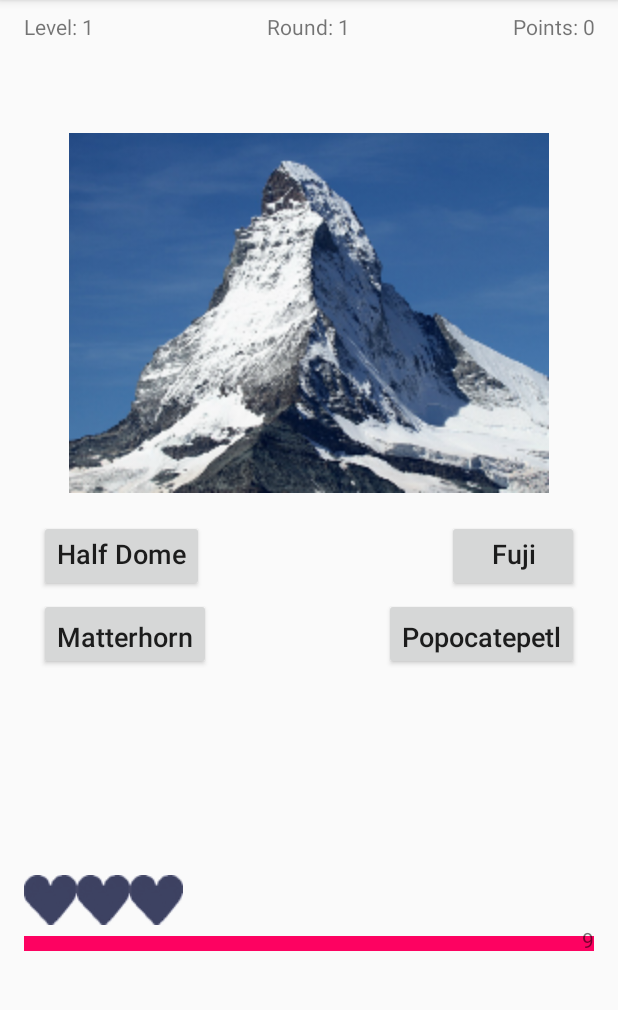
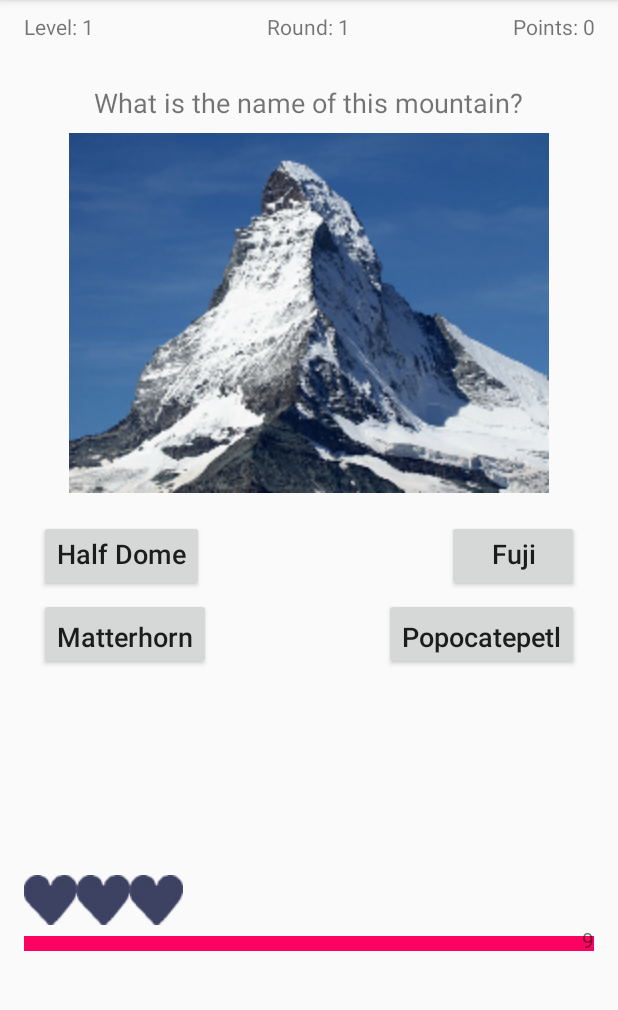
Before and after one commit to kathrin77/QuickPic, an Android app: the StartActivity screen opened directly, with no data from a screen before it, after a tap on "Start mountain quiz!", on a phone screen of 412 x 824 dp, the part 84-1094 px from its top. Run offline under Robolectric (Android 15) with nearby library versions, the phone set to English and light mode, and no system bars.

Commit message:
Fragen & Antworten grob übersetzt

```diff
--- a/app/src/main/java/com/example/quickpic/Quickpic.java
+++ b/app/src/main/java/com/example/quickpic/Quickpic.java
@@ -1,4 +1,8 @@
 package com.example.quickpic;
+
+import android.content.Context;
+
+import java.util.Locale;
 
 /**
  * Created by kathr on 05.02.2018.
@@ -15,6 +19,8 @@ public class Quickpic {
     String img_resource;
     char topic;
     String[][] answer;
+
+
 
     //Mountains
     String[][] m = {
@@ -33,6 +39,24 @@ public class Quickpic {
             {"img_tablemountain","Table Mountain","1085 m","South Africa"}, //dt. Tafelberg
             {"img_uluru","Uluru","863 m","Australia"},
             {"img_zugspitze","Zugspitze","2962 m","Germany"}};
+
+    //Berge
+    String[][] m_de = {
+            {"img_amadablam","Ama Dablam","6812 m","Nepal"},
+            {"img_dreizinnen","Drei Zinnen","2999 m","Italien"},
+            {"img_everest","Mount Everest","8848 m","Nepal/China"},
+            {"img_fitzroy","Fitz Roy","3395 m","Argentinien"},
+            {"img_fuji","Fuji","3776 m","Japan"},
+            {"img_halfdome","Half Dome","2694 m","USA"},
+            {"img_huashan","Hua Shan","2155 m","China"},
+            {"img_illimani", "Illimani", "6438 m", "Bolivien"},
+            {"img_kilimanjaro","Kilimanjaro","5895 m","Tansania"},
+            {"img_matterhorn","Matterhorn","4478 m","Schweiz"},
+            {"img_paodeacucar", "Zuckerhut", "396 m", "Brasilien"},
+            {"img_popocatepetl","Popocatepetl","5426 m","Mexiko"},
+            {"img_tablemountain","Tafelberg","1085 m","Südafrika"},
+            {"img_uluru","Uluru","863 m","Australien"},
+            {"img_zugspitze","Zugspitze","2962 m","Deutschland"}};
 
     //Marine animals:
     String[][] f = {
@@ -53,6 +77,26 @@ public class Quickpic {
             {"img_whiteshark",  "White Shark",  "6,4 m",    "1.100 kg"}
     };
 
+    //Meerestiere
+    String[][] f_de = {
+            {"img_beluga",      "Beluga",       "4,5 m",    "1'400 kg"},
+            {"img_blowfish",    "Kugelfisch",     "35 cm",    "13,5 kg"},
+            {"img_bullshark",   "Bullenhai",   "1,8 m",    "130 kg"},
+            {"img_clownfish",   "Clownfisch",    "8 cm",     "250 g"},
+            {"img_eaglerays",   "Adlerrochen",    "9,1 m",    "1'600 kg"},
+            {"img_finnwhale",   "Finnwal",   "27 m",     "bis zu 80 t"},
+            {"img_goldfish",    "Goldfisch",     "30 cm",    "bis 3 kg"},
+            {"img_hammerhead",  "Hammerhai",   "6,1 m",    "450 kg"},
+            {"img_humpbackwhale","Buckelwal","16 m",   "30'000 kg"},
+            {"img_orca",        "Orca",   "8 m",      "5'400 kg"},
+            {"img_pilotwhale",  "Grindwal",  "5,5 m",    "3'000 kg"},
+            {"img_spermwhale",  "Pottwal",  "12 m",     "57'000 kg"},
+            {"img_tigershark",  "Tigerhai",  "5 m",      "650 kg"},
+            {"img_whaleshark",  "Walhai",  "10 m",     "19'000 kg"},
+            {"img_whiteshark",  "Weisser Hai",  "6,4 m",    "1'100 kg"}
+    };
+
+
     //TODO: Trees
     String[][] t = {
             {"img_amadablam","Ama Dablam","6812 m","Nepal"},
@@ -71,12 +115,15 @@ public class Quickpic {
             {"img_uluru","Uluru","863 m","Australia"},
             {"img_zugspitze","Zugspitze","2962 m","Germany"}};
 
+    String[][] t_de;
+
     /**
      * Constructor for new Quickpic Object
      */
+    Context context;
 
-    public Quickpic() {
-
+    public Quickpic(Context context) {
+        this.context = context;
     }
 
     /**
@@ -97,10 +144,13 @@ public class Quickpic {
 
     public String getMountainQuestions(int level) {
 
+
         switch (level) {
-            case 1: question = "qm1";  break;
-            case 2: question = "qm2"; break;
-            case 3: question = "qm3"; break;
+            //case 1: question = R.string.qm1 +"";  break;
+            //case 1: question = context.getString(resrcse2id("qm3"));
+            case 1: question = context.getString(R.string.qm1); break;
+            case 2: question = context.getString(R.string.qm2); break;
+            case 3: question = context.getString(R.string.qm3); break;
             //default: question = "You're done with this level!";
         }
         return question;
@@ -108,20 +158,20 @@ public class Quickpic {
 
     public String getFishQuestions(int level) {
         switch (level) {
-            case 1: question = "What is the name of this animal?"; break;
-            case 2: question = "How long can this animal get?"; break;
-            case 3: question = "How much can this animal weigh?"; break;
-            default: question = "You're done with this level!";
+            case 1: question = context.getString(R.string.qf1); break;
+            case 2: question = context.getString(R.string.qf2); break;
+            case 3: question = context.getString(R.string.qf3); break;
+            //default: question = "You're done with this level!";
         }
         return question;
     }
 
     public String getTreeQuestions(int level) {
         switch (level) {
-            case 1: question = "What is the name of this tree?"; break;
-            case 2: question = "How high is this tree?"; break;
-            case 3: question = "On which continent grows this tree?"; break;
-            default: question = "You're done with this level!";
+            case 1: question = context.getString(R.string.qt1); break;
+            case 2: question = context.getString(R.string.qt2); break;
+            case 3: question = context.getString(R.string.qt3); break;
+            //default: question = "You're done with this level!";
         }
         return question;
     }
@@ -132,10 +182,18 @@ public class Quickpic {
 
     public String[][] getAnswer(char topic) {
 
+        String lang = Locale.getDefault().getLanguage();
+
         switch (topic) {
-            case 'm': answer = m; break;
-            case 'f': answer = f; break;
-            case 't': answer = t; break;
+            case 'm': if (lang == "de") {
+                answer = m_de; break;
+            } else answer = m; break;
+            case 'f': if (lang == "de") {
+                answer = f_de; break;
+            } else answer = f; break;
+            case 't': if (lang == "de") {
+                answer = t_de; break;
+            } else answer = t; break;
         }
         return answer;
     }
--- a/app/src/main/java/com/example/quickpic/QuizActivity.java
+++ b/app/src/main/java/com/example/quickpic/QuizActivity.java
@@ -1,5 +1,6 @@
 package com.example.quickpic;
 
+import android.content.Context;
 import android.content.Intent;
 import android.media.AudioManager;
 import android.media.SoundPool;
@@ -51,7 +52,7 @@ public class QuizActivity extends AppCompatActivity {
     int rightSound;
     int falseSound;
 
-    Quickpic game = new Quickpic();
+    Quickpic game = new Quickpic(this);
 
     //New arraylist, fill with all possible ids (0-14):
     ArrayList<Integer> possibleAnswers = new ArrayList<>();
@@ -116,13 +117,17 @@ public class QuizActivity extends AppCompatActivity {
             }
         });
 
-        loadGame();
+        try {
+            loadGame();
+        } catch (ClassNotFoundException e) {
+            e.printStackTrace();
+        }
     }
 
     /**
      * starts a new game, based on the topic passed on by the intent from startactivity
      */
-    public void loadGame() {
+    public void loadGame() throws ClassNotFoundException {
         //get the selected topic from StartActivity and set game.topic:
         Bundle extras = getIntent().getExtras();
         if (extras != null) {
@@ -146,15 +151,19 @@ public class QuizActivity extends AppCompatActivity {
      * @param level
      * @param topic
      */
-    public void startNewLevel(int level, char topic) {
+    public void startNewLevel(int level, char topic) throws ClassNotFoundException {
         game.setLevel(level);
         tvLevel.setText(getString(R.string.level) + game.getLevel());
-        //tvQuestion.setText(game.getQuestion(topic, game.getLevel()));
-        //int questionID =
+        //tvQuestion.setText();
+        //String questionID = game.getQuestion(topic, game.getLevel());
+        tvQuestion.setText(game.getQuestion(topic, game.getLevel()));
+
+        //tvQuestion.setText(Class.forName(getPackageName()+".R$string"+questionID));
+        //tvQuestion.setText(Class.forName("QuickPic.app.src.main.res.values.strings."+questionID);
         //String questionID = game.getQuestion(topic, game.getLevel());
         //tvQuestion.setText(getString(R.string.questionID));
         //tvQuestion.setText(getResources().getText());
-        //                imgQuiz.setImageDrawable(getResources().getDrawable(getRandomPicture(game.id)));
+        //imgQuiz.setImageDrawable(getResources().getDrawable(getRandomPicture(game.id)));
 
     }
 
@@ -252,6 +261,7 @@ public class QuizActivity extends AppCompatActivity {
     public int getRandomPicture(int id) {
         //first string from array = img_..., position [?][0]
         game.img_resource = game.answer[id][0];
+        //game.img_resource = getString(R.array.m);
 
         //int of the img_resource
         int resource_ID = getResources().getIdentifier(game.img_resource, "drawable", getPackageName());
@@ -370,7 +380,11 @@ public class QuizActivity extends AppCompatActivity {
                             if (game.lives < 3) {
                                 game.lives++;
                             }
-                            startNewLevel(game.getLevel(), game.topic);
+                            try {
+                                startNewLevel(game.getLevel(), game.topic);
+                            } catch (ClassNotFoundException e) {
+                                e.printStackTrace();
+                            }
                             startNewRound(game.getRound());
                         }
                     } else {
--- a/app/src/main/res/values/strings.xml
+++ b/app/src/main/res/values/strings.xml
@@ -42,19 +42,20 @@
     </string>
     <string name="btnhighscore">show highscore list</string>
 
-    <string name="qm1">"What is the name of this mountain?"</string>
+    <string name="qm1">What is the name of this mountain?</string>
     <string name="qm2">How high is this mountain?</string>
-    <string name="qm3">"In which country lies this mountain?"</string>
+    <string name="qm3">In which country lies this mountain?</string>
+    <string name="qf1">What is the name of this animal?</string>
+    <string name="qf2">How long can this animal get?</string>
+    <string name="qf3">How much can this animal weigh?</string>
+    <string name="qt1">Tree question 1</string>
+    <string name="qt2">Tree question 2</string>
+    <string name="qt3">Tree question 3</string>
 
-    <array name="questions">
-        <item>@string/qm1</item>
-        <item>@string/qm2</item>
-        <item>@string/qm3</item>
-    </array>
-    <array name="myArray_1">
-            <item>"string_1_0"</item>
-            <item>"string_1_1"</item>
-            <item>"string_1_2"</item>
-            ...
-    </array>
+
+
+<!--    <string name="set_01">Mountains</string>
+    <string name="set_02">Fish</string>
+    <string name="set_01_Question_01">1. Bergefrage</string>
+    <string name="set_01_Answer_01_01"></string>-->
 </resources>
```
